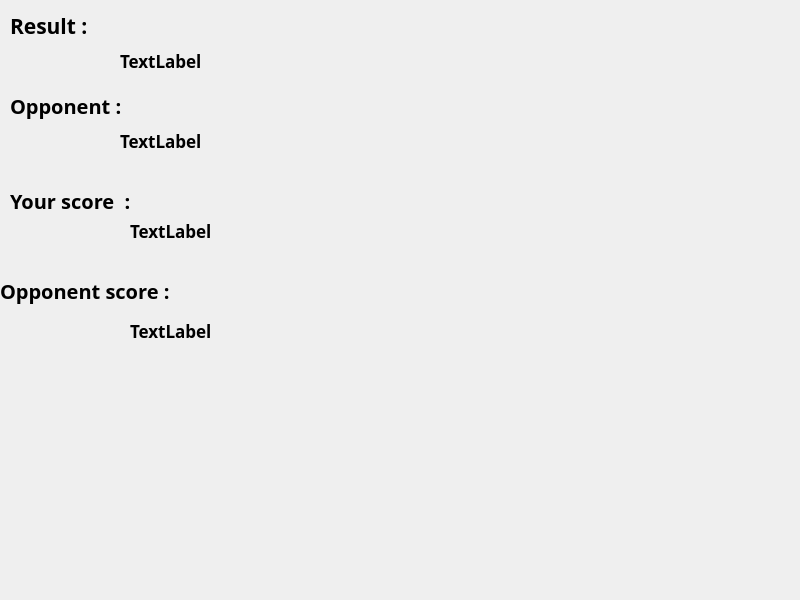
Before: the Qt Designer form history.ui in A-hmy/SkullKing_Endless-Loop_8, drawn with Qt 5.
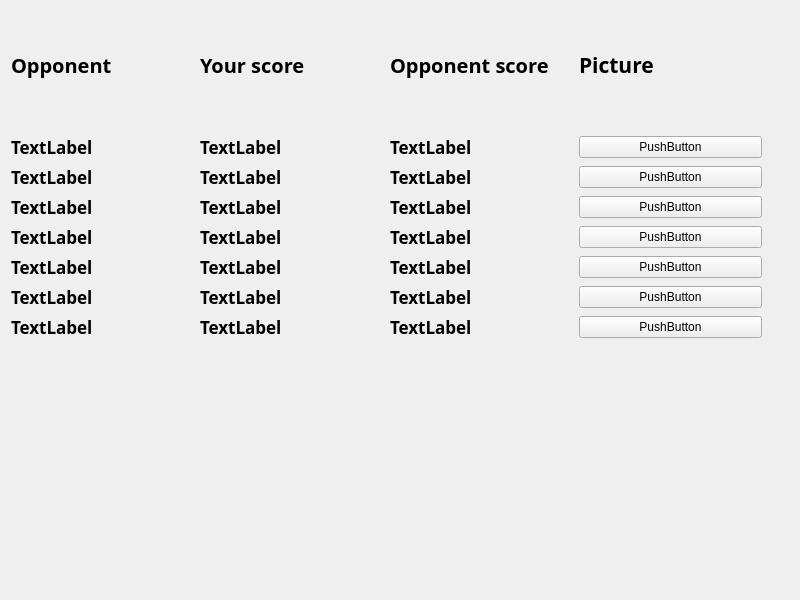
After: the same form once the commit is applied. Icons and pictures are not drawn.

What changed in the file:
```diff
--- a/history.ui
+++ b/history.ui
@@ -17,10 +17,10 @@
    <widget class="QLabel" name="label">
     <property name="geometry">
      <rect>
-      <x>-8</x>
-      <y>-10</y>
-      <width>811</width>
-      <height>611</height>
+      <x>-10</x>
+      <y>0</y>
+      <width>831</width>
+      <height>601</height>
      </rect>
     </property>
     <property name="styleSheet">
@@ -30,31 +30,60 @@
      <string/>
     </property>
    </widget>
-   <widget class="QLabel" name="label_2">
+   <widget class="QWidget" name="">
     <property name="geometry">
      <rect>
-      <x>330</x>
-      <y>30</y>
-      <width>451</width>
-      <height>331</height>
+      <x>11</x>
+      <y>0</y>
+      <width>751</width>
+      <height>339</height>
      </rect>
     </property>
-    <property name="styleSheet">
-     <string notr="true">border-image: url(:/new/prefix1/Picture/card pushputton.png);</string>
+    <layout class="QGridLayout" name="gridLayout">
+     <item row="0" column="0">
+      <widget class="QLabel" name="label_5">
+       <property name="font">
+        <font>
+         <family>Segoe Script</family>
+         <pointsize>15</pointsize>
+         <bold>true</bold>
+        </font>
     </property>
     <property name="text">
-     <string/>
-    </property>
-   </widget>
+        <string>Opponent </string>
+       </property>
+      </widget>
+     </item>
+     <item row="0" column="1">
+      <widget class="QLabel" name="label_7">
+       <property name="font">
+        <font>
+         <family>Segoe Script</family>
+         <pointsize>15</pointsize>
+         <bold>true</bold>
+        </font>
+       </property>
+       <property name="text">
+        <string>Your score  </string>
+       </property>
+      </widget>
+     </item>
+     <item row="0" column="2">
+      <widget class="QLabel" name="label_9">
+       <property name="font">
+        <font>
+         <family>Segoe Script</family>
+         <pointsize>15</pointsize>
+         <bold>true</bold>
+        </font>
+       </property>
+       <property name="text">
+        <string>Opponent score </string>
+       </property>
+      </widget>
+     </item>
+     <item row="0" column="3">
    <widget class="QLabel" name="label_3">
-    <property name="geometry">
-     <rect>
-      <x>10</x>
-      <y>0</y>
-      <width>121</width>
-      <height>51</height>
-     </rect>
-    </property>
     <property name="font">
      <font>
       <family>Segoe Script</family>
@@ -66,18 +95,12 @@
      <string notr="true"/>
     </property>
     <property name="text">
-     <string>Result :</string>
-    </property>
-   </widget>
+        <string>Picture</string>
+       </property>
+      </widget>
+     </item>
+     <item row="1" column="0">
    <widget class="QLabel" name="label_4">
-    <property name="geometry">
-     <rect>
-      <x>120</x>
-      <y>40</y>
-      <width>201</width>
-      <height>41</height>
-     </rect>
-    </property>
     <property name="font">
      <font>
       <family>Segoe Script</family>
@@ -92,35 +115,9 @@
      <string>TextLabel</string>
     </property>
    </widget>
-   <widget class="QLabel" name="label_5">
-    <property name="geometry">
-     <rect>
-      <x>10</x>
-      <y>90</y>
-      <width>151</width>
-      <height>31</height>
-     </rect>
-    </property>
-    <property name="font">
-     <font>
-      <family>Segoe Script</family>
-      <pointsize>15</pointsize>
-      <bold>true</bold>
-     </font>
-    </property>
-    <property name="text">
-     <string>Opponent : </string>
-    </property>
-   </widget>
+     </item>
+     <item row="1" column="1">
    <widget class="QLabel" name="label_6">
-    <property name="geometry">
-     <rect>
-      <x>120</x>
-      <y>120</y>
-      <width>181</width>
-      <height>41</height>
-     </rect>
-    </property>
     <property name="font">
      <font>
       <family>Segoe Script</family>
@@ -132,35 +129,30 @@
      <string>TextLabel</string>
     </property>
    </widget>
-   <widget class="QLabel" name="label_7">
-    <property name="geometry">
-     <rect>
-      <x>10</x>
-      <y>170</y>
-      <width>181</width>
-      <height>61</height>
-     </rect>
-    </property>
-    <property name="font">
-     <font>
-      <family>Segoe Script</family>
-      <pointsize>15</pointsize>
-      <bold>true</bold>
-     </font>
-    </property>
-    <property name="text">
-     <string>Your score  :</string>
-    </property>
-   </widget>
+     </item>
+     <item row="1" column="2">
    <widget class="QLabel" name="label_8">
-    <property name="geometry">
-     <rect>
-      <x>130</x>
-      <y>210</y>
-      <width>131</width>
-      <height>41</height>
-     </rect>
-    </property>
+       <property name="font">
+        <font>
+         <family>Segoe Script</family>
+         <pointsize>13</pointsize>
+         <bold>true</bold>
+        </font>
+       </property>
+       <property name="text">
+        <string>TextLabel</string>
+       </property>
+      </widget>
+     </item>
+     <item row="1" column="3">
+      <widget class="QPushButton" name="pushButton">
+       <property name="text">
+        <string>PushButton</string>
+       </property>
+      </widget>
+     </item>
+     <item row="2" column="0">
+      <widget class="QLabel" name="label_14">
     <property name="font">
      <font>
       <family>Segoe Script</family>
@@ -168,39 +160,323 @@
       <bold>true</bold>
      </font>
     </property>
+       <property name="styleSheet">
+        <string notr="true"/>
+       </property>
     <property name="text">
      <string>TextLabel</string>
     </property>
    </widget>
-   <widget class="QLabel" name="label_9">
-    <property name="geometry">
-     <rect>
-      <x>0</x>
-      <y>270</y>
-      <width>221</width>
-      <height>41</height>
-     </rect>
-    </property>
+     </item>
+     <item row="2" column="1">
+      <widget class="QLabel" name="label_25">
+       <property name="font">
+        <font>
+         <family>Segoe Script</family>
+         <pointsize>13</pointsize>
+         <bold>true</bold>
+        </font>
+       </property>
+       <property name="styleSheet">
+        <string notr="true"/>
+       </property>
+       <property name="text">
+        <string>TextLabel</string>
+       </property>
+      </widget>
+     </item>
+     <item row="2" column="2">
+      <widget class="QLabel" name="label_21">
     <property name="font">
      <font>
       <family>Segoe Script</family>
-      <pointsize>15</pointsize>
+         <pointsize>13</pointsize>
       <bold>true</bold>
      </font>
     </property>
+       <property name="styleSheet">
+        <string notr="true"/>
+       </property>
     <property name="text">
-     <string>Opponent score :</string>
-    </property>
-   </widget>
+        <string>TextLabel</string>
+       </property>
+      </widget>
+     </item>
+     <item row="2" column="3">
+      <widget class="QPushButton" name="pushButton_2">
+       <property name="text">
+        <string>PushButton</string>
+       </property>
+      </widget>
+     </item>
+     <item row="3" column="0">
+      <widget class="QLabel" name="label_11">
+       <property name="font">
+        <font>
+         <family>Segoe Script</family>
+         <pointsize>13</pointsize>
+         <bold>true</bold>
+        </font>
+       </property>
+       <property name="styleSheet">
+        <string notr="true"/>
+       </property>
+       <property name="text">
+        <string>TextLabel</string>
+       </property>
+      </widget>
+     </item>
+     <item row="3" column="1">
+      <widget class="QLabel" name="label_24">
+       <property name="font">
+        <font>
+         <family>Segoe Script</family>
+         <pointsize>13</pointsize>
+         <bold>true</bold>
+        </font>
+       </property>
+       <property name="styleSheet">
+        <string notr="true"/>
+       </property>
+       <property name="text">
+        <string>TextLabel</string>
+       </property>
+      </widget>
+     </item>
+     <item row="3" column="2">
+      <widget class="QLabel" name="label_23">
+       <property name="font">
+        <font>
+         <family>Segoe Script</family>
+         <pointsize>13</pointsize>
+         <bold>true</bold>
+        </font>
+       </property>
+       <property name="styleSheet">
+        <string notr="true"/>
+       </property>
+       <property name="text">
+        <string>TextLabel</string>
+       </property>
+      </widget>
+     </item>
+     <item row="3" column="3">
+      <widget class="QPushButton" name="pushButton_3">
+       <property name="text">
+        <string>PushButton</string>
+       </property>
+      </widget>
+     </item>
+     <item row="4" column="0">
+      <widget class="QLabel" name="label_15">
+       <property name="font">
+        <font>
+         <family>Segoe Script</family>
+         <pointsize>13</pointsize>
+         <bold>true</bold>
+        </font>
+       </property>
+       <property name="styleSheet">
+        <string notr="true"/>
+       </property>
+       <property name="text">
+        <string>TextLabel</string>
+       </property>
+      </widget>
+     </item>
+     <item row="4" column="1">
+      <widget class="QLabel" name="label_22">
+       <property name="font">
+        <font>
+         <family>Segoe Script</family>
+         <pointsize>13</pointsize>
+         <bold>true</bold>
+        </font>
+       </property>
+       <property name="styleSheet">
+        <string notr="true"/>
+       </property>
+       <property name="text">
+        <string>TextLabel</string>
+       </property>
+      </widget>
+     </item>
+     <item row="4" column="2">
+      <widget class="QLabel" name="label_20">
+       <property name="font">
+        <font>
+         <family>Segoe Script</family>
+         <pointsize>13</pointsize>
+         <bold>true</bold>
+        </font>
+       </property>
+       <property name="styleSheet">
+        <string notr="true"/>
+       </property>
+       <property name="text">
+        <string>TextLabel</string>
+       </property>
+      </widget>
+     </item>
+     <item row="4" column="3">
+      <widget class="QPushButton" name="pushButton_6">
+       <property name="text">
+        <string>PushButton</string>
+       </property>
+      </widget>
+     </item>
+     <item row="5" column="0">
+      <widget class="QLabel" name="label_16">
+       <property name="font">
+        <font>
+         <family>Segoe Script</family>
+         <pointsize>13</pointsize>
+         <bold>true</bold>
+        </font>
+       </property>
+       <property name="styleSheet">
+        <string notr="true"/>
+       </property>
+       <property name="text">
+        <string>TextLabel</string>
+       </property>
+      </widget>
+     </item>
+     <item row="5" column="1">
+      <widget class="QLabel" name="label_19">
+       <property name="font">
+        <font>
+         <family>Segoe Script</family>
+         <pointsize>13</pointsize>
+         <bold>true</bold>
+        </font>
+       </property>
+       <property name="styleSheet">
+        <string notr="true"/>
+       </property>
+       <property name="text">
+        <string>TextLabel</string>
+       </property>
+      </widget>
+     </item>
+     <item row="5" column="2">
+      <widget class="QLabel" name="label_27">
+       <property name="font">
+        <font>
+         <family>Segoe Script</family>
+         <pointsize>13</pointsize>
+         <bold>true</bold>
+        </font>
+       </property>
+       <property name="styleSheet">
+        <string notr="true"/>
+       </property>
+       <property name="text">
+        <string>TextLabel</string>
+       </property>
+      </widget>
+     </item>
+     <item row="5" column="3">
+      <widget class="QPushButton" name="pushButton_4">
+       <property name="text">
+        <string>PushButton</string>
+       </property>
+      </widget>
+     </item>
+     <item row="6" column="0">
+      <widget class="QLabel" name="label_12">
+       <property name="font">
+        <font>
+         <family>Segoe Script</family>
+         <pointsize>13</pointsize>
+         <bold>true</bold>
+        </font>
+       </property>
+       <property name="styleSheet">
+        <string notr="true"/>
+       </property>
+       <property name="text">
+        <string>TextLabel</string>
+       </property>
+      </widget>
+     </item>
+     <item row="6" column="1">
+      <widget class="QLabel" name="label_17">
+       <property name="font">
+        <font>
+         <family>Segoe Script</family>
+         <pointsize>13</pointsize>
+         <bold>true</bold>
+        </font>
+       </property>
+       <property name="styleSheet">
+        <string notr="true"/>
+       </property>
+       <property name="text">
+        <string>TextLabel</string>
+       </property>
+      </widget>
+     </item>
+     <item row="6" column="2">
+      <widget class="QLabel" name="label_26">
+       <property name="font">
+        <font>
+         <family>Segoe Script</family>
+         <pointsize>13</pointsize>
+         <bold>true</bold>
+        </font>
+       </property>
+       <property name="styleSheet">
+        <string notr="true"/>
+       </property>
+       <property name="text">
+        <string>TextLabel</string>
+       </property>
+      </widget>
+     </item>
+     <item row="6" column="3">
+      <widget class="QPushButton" name="pushButton_5">
+       <property name="text">
+        <string>PushButton</string>
+       </property>
+      </widget>
+     </item>
+     <item row="7" column="0">
+      <widget class="QLabel" name="label_13">
+       <property name="font">
+        <font>
+         <family>Segoe Script</family>
+         <pointsize>13</pointsize>
+         <bold>true</bold>
+        </font>
+       </property>
+       <property name="styleSheet">
+        <string notr="true"/>
+       </property>
+       <property name="text">
+        <string>TextLabel</string>
+       </property>
+      </widget>
+     </item>
+     <item row="7" column="1">
+      <widget class="QLabel" name="label_18">
+       <property name="font">
+        <font>
+         <family>Segoe Script</family>
+         <pointsize>13</pointsize>
+         <bold>true</bold>
+        </font>
+       </property>
+       <property name="styleSheet">
+        <string notr="true"/>
+       </property>
+       <property name="text">
+        <string>TextLabel</string>
+       </property>
+      </widget>
+     </item>
+     <item row="7" column="2">
    <widget class="QLabel" name="label_10">
-    <property name="geometry">
-     <rect>
-      <x>130</x>
-      <y>310</y>
-      <width>151</width>
-      <height>41</height>
-     </rect>
-    </property>
     <property name="font">
      <font>
       <family>Segoe Script</family>
@@ -211,6 +487,16 @@
     <property name="text">
      <string>TextLabel</string>
     </property>
+      </widget>
+     </item>
+     <item row="7" column="3">
+      <widget class="QPushButton" name="pushButton_7">
+       <property name="text">
+        <string>PushButton</string>
+       </property>
+      </widget>
+     </item>
+    </layout>
    </widget>
   </widget>
  </widget>
```
Lines whose indentation alone changed are shown as unchanged.
